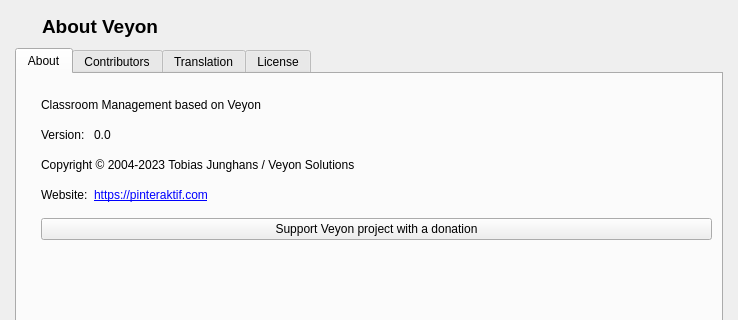
Old version of the form core/src/AboutDialog.ui in the repository rudihartono7/veyon; both pictures show x 0 to 738 and y 0 to 320 of the 738 by 500 pixel window.
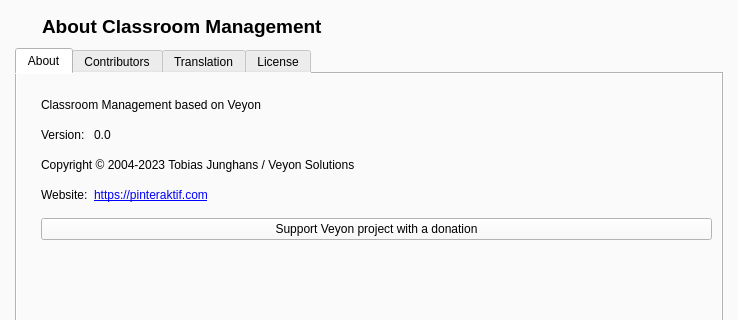
New version of the form. Icons and pictures are not drawn.

Commit message: remove fusion style in option

The edit to the form file:
```diff
--- a/core/src/AboutDialog.ui
+++ b/core/src/AboutDialog.ui
@@ -18,6 +18,9 @@
    <iconset resource="../resources/core.qrc">
     <normaloff>:/core/help-about.png</normaloff>:/core/help-about.png</iconset>
   </property>
+  <property name="styleSheet">
+   <string notr="true">background-color: #FAFAFA;</string>
+  </property>
   <property name="modal">
    <bool>true</bool>
   </property>
@@ -75,12 +78,11 @@
        <property name="font">
         <font>
          <pointsize>14</pointsize>
-         <weight>75</weight>
          <bold>true</bold>
         </font>
        </property>
        <property name="text">
-        <string>About Veyon</string>
+        <string>About Classroom Management</string>
        </property>
       </widget>
      </item>
```
The commit also changes 2 other files.
